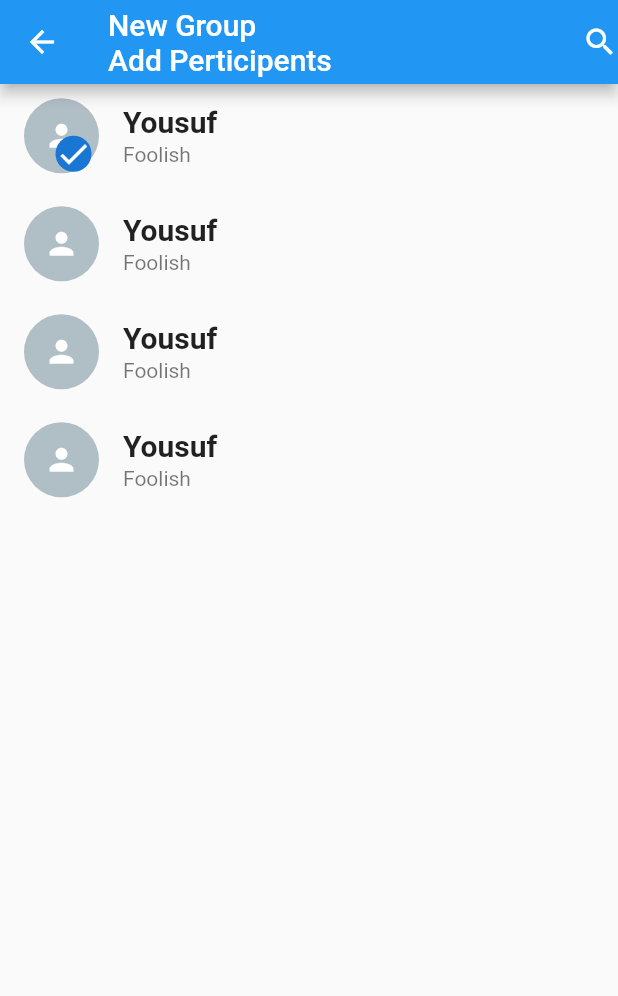
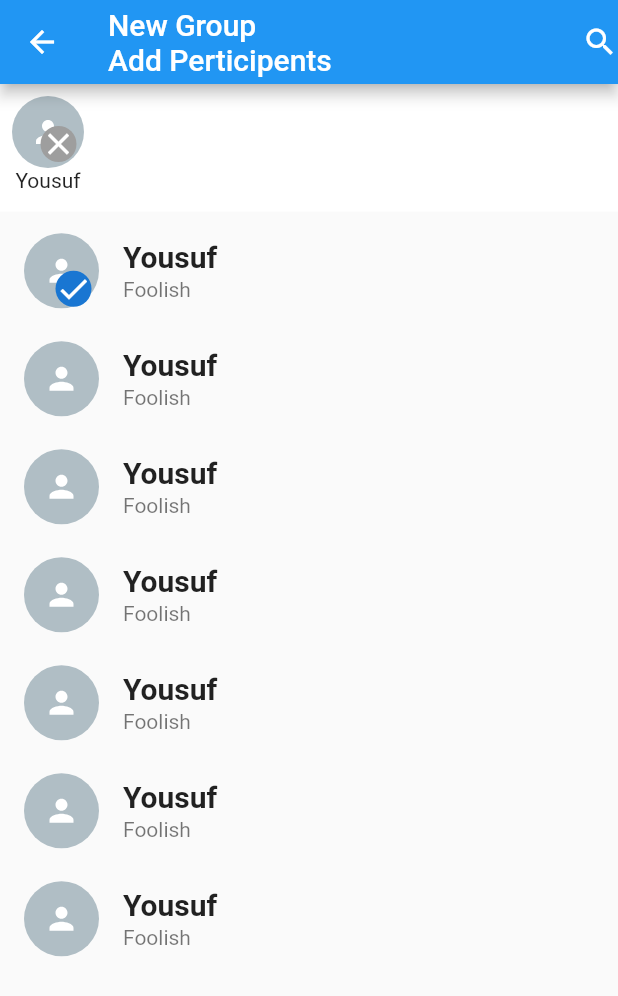
Before and after one commit to youusuf/whats-app-clone, a Flutter app: the CreateGroup screen opened directly, after a tap on "Yousuf", on a phone screen of 412 x 824 dp. Shown: the top 996 px of the screen. Run offline on Flutter 3.47's test engine with Material 2 defaults, Android fonts, the phone set to English and light mode, and no system bars; our stand-ins replace flutter_svg; missing offline and left inert: emoji_picker.

Commit message:
Create Group Screen done

```diff
--- /dev/null
+++ b/lib/customUI/avatar_card.dart
@@ -0,0 +1,45 @@
+import 'package:flutter/material.dart';
+import 'package:flutter_svg/svg.dart';
+import 'package:whats_app_clone/model/chat_model.dart';
+
+class AvatarCard extends StatelessWidget {
+  const AvatarCard({Key? key,this.chatModel}) : super(key: key);
+  final ChatModel? chatModel;
+
+
+  @override
+  Widget build(BuildContext context) {
+    return Column(
+      children: [
+        Stack(
+          children: [
+             CircleAvatar(
+            radius: 24,
+            child:SvgPicture.asset(
+              'assets/person.svg',
+              color: Colors.white,
+              ),
+            backgroundColor: Colors.blueGrey[200],
+          ),
+        const Positioned(
+          bottom: 4,
+          right: 5,
+            child: CircleAvatar(
+              backgroundColor: Colors.grey,
+            radius: 12,
+            child:Icon(
+              Icons.clear,
+              color:Colors.white
+              ),
+
+          ),
+        )
+          ],
+        ),
+        Text(chatModel!.name!),
+
+
+      ],
+    );
+  }
+}
--- a/lib/screen/create_group.dart
+++ b/lib/screen/create_group.dart
@@ -1,4 +1,5 @@
 import 'package:flutter/material.dart';
+import 'package:whats_app_clone/customUI/avatar_card.dart';
 import 'package:whats_app_clone/customUI/button_card.dart';
 import 'package:whats_app_clone/customUI/contact_card.dart';
 import 'package:whats_app_clone/model/chat_model.dart';
@@ -14,6 +15,18 @@ class CreateGroup extends StatefulWidget {
 
 class _CreateGroupState extends State<CreateGroup> {
   List<ChatModel> contact = [
+      ChatModel(
+        status: "Foolish",
+        name: "Yousuf"
+      ),
+      ChatModel(
+        status: "Foolish",
+        name: "Yousuf"
+      ),
+      ChatModel(
+        status: "Foolish",
+        name: "Yousuf"
+      ),
       ChatModel(
         status: "Foolish",
         name: "Yousuf"
@@ -51,26 +64,74 @@ class _CreateGroupState extends State<CreateGroup> {
 
         ],
       ),
-      body:ListView.builder(
-        itemCount: contact.length,
+      body:Stack(
+        children: [
+          ListView.builder(
+          itemCount: contact.length+1,
           itemBuilder:(context,index){
+              if(index==0){
+                return Container(
+                  height: group.length > 0? 90:10,
+                );
+
+             }
+
+
           return InkWell(
             onTap:(){
-            if(contact[index].select==false){
+              if(contact[index-1].select==false){
                 setState(() {
-                contact[index].select = true;
-                group.add(contact[index]);
+                  contact[index-1].select = true;
+                  group.add(contact[index-1]);
                 });
               }
               else{
                 setState(() {
-                contact[index].select = false;
-                group.remove(contact[index]);
+                  contact[index-1].select = false;
+                  group.remove(contact[index-1]);
                 });
               }
             },
-          child: ContactCard(contact: contact[index],));
-      })
+            child: ContactCard(contact: contact[index-1],)
+            );
+        }),
+       group.length>0? Column(
+          children: [
+            Container(
+              height: 85.0,
+              color: Colors.white,
+              child: ListView.builder(
+                scrollDirection: Axis.horizontal,
+                itemCount: contact.length,
+                itemBuilder:(context,index){
+                  if(contact[index].select==true){
+                    return Padding(
+                    padding: const EdgeInsets.all(8.0),
+                    child: InkWell(
+                      onTap:(){
+                        setState(() {
+                          group.remove(contact[index]);
+                          contact[index].select = false;
+                        });
+                      },
+                      child: AvatarCard(
+                        chatModel: contact[index],
+                        ),
+                    ),
+                    );
+                  }
+                  else{
+                    return Container();
+                  }
+
+                },
+              ),
+
+            )
+          ],
+        ):Container()
+        ],
+      )
     );
   }
 }
```
Lines whose indentation alone changed are shown as unchanged.
